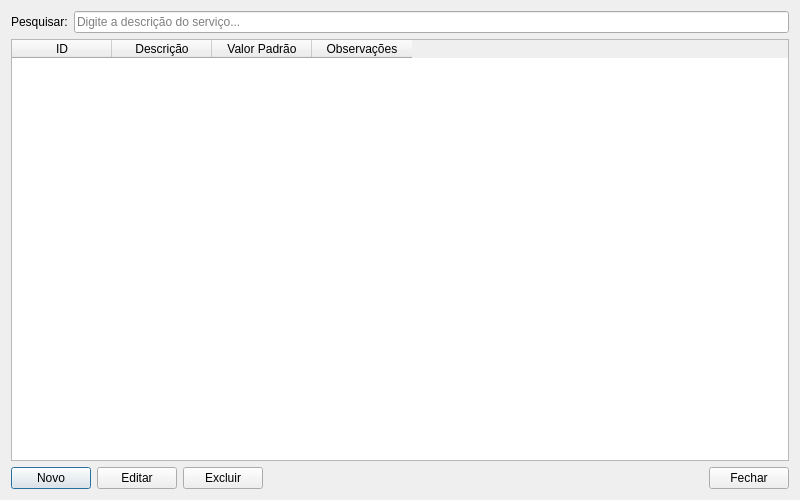
viniciusbassio/EWE-AUTO, file ui/servicos.ui: the form before one commit.
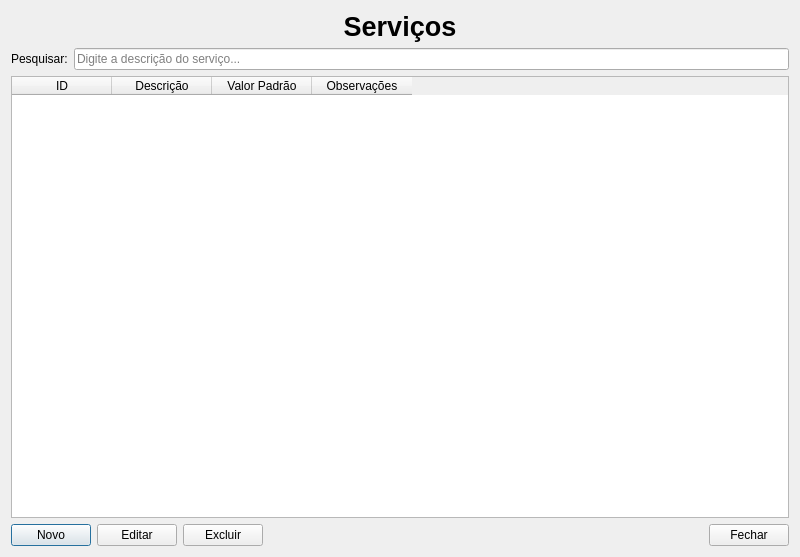
The form after the commit.

Patch:
```diff
--- a/ui/servicos.ui
+++ b/ui/servicos.ui
@@ -9,17 +9,32 @@
     <x>0</x>
     <y>0</y>
     <width>800</width>
-    <height>500</height>
+    <height>557</height>
    </rect>
   </property>
-
   <property name="windowTitle">
    <string>Serviços</string>
   </property>
 
   <layout class="QVBoxLayout" name="verticalLayout">
+  <item>
+    <widget class="QLabel" name="lblVeiculos">
+        <property name="font">
+            <font>
+                <pointsize>20</pointsize>
+                <bold>true</bold>
+            </font>
+        </property>
 
-   <!-- Barra superior -->
+        <property name="alignment">
+            <set>Qt::AlignCenter</set>
+        </property>
+
+        <property name="text">
+            <string>Serviços</string>
+        </property>
+    </widget>
+    </item>
    <item>
 
     <layout class="QHBoxLayout" name="layoutPesquisa">
@@ -55,25 +70,21 @@
        <string>ID</string>
       </property>
      </column>
-
      <column>
       <property name="text">
        <string>Descrição</string>
       </property>
      </column>
-
      <column>
       <property name="text">
        <string>Valor Padrão</string>
       </property>
      </column>
-
      <column>
       <property name="text">
        <string>Observações</string>
       </property>
      </column>
-
     </widget>
 
    </item>
```
Left out of the diff: 28 changed lines with no effect on the pictures.
